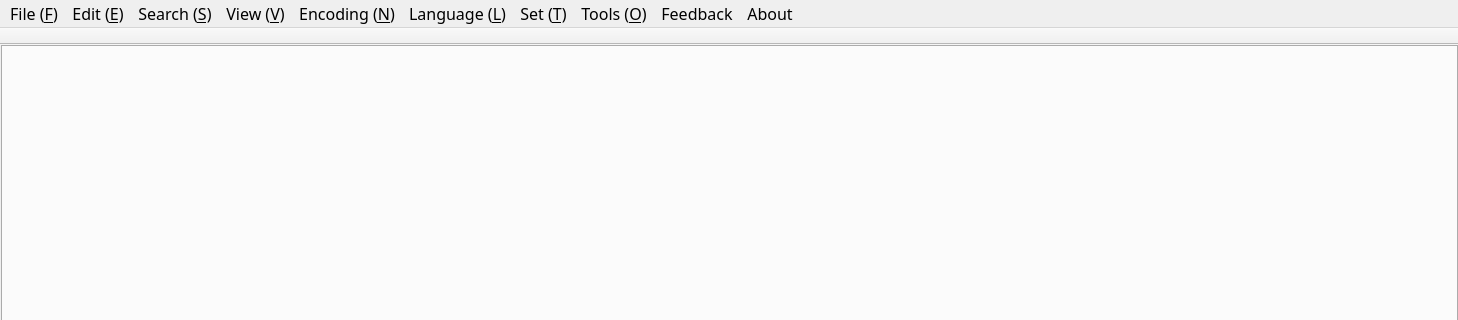
Old version of the form src/cceditor/ccnotepad.ui in the repository x2009again/notepad--; both pictures show x 0 to 1458 and y 0 to 320 of the 1458 by 789 pixel window.
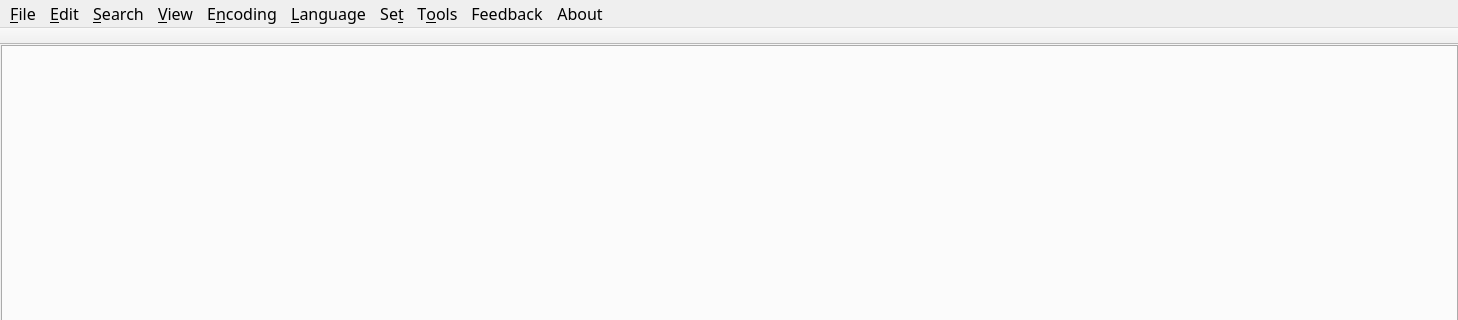
New version of the form. Icons and pictures are not drawn.

Patch:
```diff
--- a/src/cceditor/ccnotepad.ui
+++ b/src/cceditor/ccnotepad.ui
@@ -87,7 +87,7 @@
      <enum>Qt::LeftToRight</enum>
     </property>
     <property name="title">
-     <string>File (&amp;F)</string>
+     <string>&amp;File</string>
     </property>
     <addaction name="actionNewFile"/>
     <addaction name="actionOpenFile"/>
@@ -103,7 +103,7 @@
      <enum>Qt::LeftToRight</enum>
     </property>
     <property name="title">
-     <string>Edit (&amp;E)</string>
+     <string>&amp;Edit</string>
     </property>
     <widget class="QMenu" name="menuformat_conversion">
      <property name="title">
@@ -180,7 +180,7 @@
    </widget>
    <widget class="QMenu" name="menuSearch">
     <property name="title">
-     <string>Search (&amp;S)</string>
+     <string>&amp;Search</string>
     </property>
     <widget class="QMenu" name="menuBook_Mark">
      <property name="title">
@@ -204,7 +204,7 @@
    </widget>
    <widget class="QMenu" name="menuView">
     <property name="title">
-     <string>View (&amp;V)</string>
+     <string>&amp;View</string>
     </property>
     <widget class="QMenu" name="menudisplay_symbols">
      <property name="title">
@@ -232,7 +232,7 @@
    </widget>
    <widget class="QMenu" name="menuCode">
     <property name="title">
-     <string>Encoding (&amp;N)</string>
+     <string>E&amp;ncoding</string>
     </property>
     <widget class="QMenu" name="menuASNI">
      <property name="title">
@@ -263,7 +263,7 @@
    </widget>
    <widget class="QMenu" name="menuLanguage">
     <property name="title">
-     <string>Language (&amp;L)</string>
+     <string>&amp;Language</string>
     </property>
     <widget class="QMenu" name="menuP">
      <property name="title">
@@ -466,7 +466,7 @@
    </widget>
    <widget class="QMenu" name="menuSet">
     <property name="title">
-     <string>Set (&amp;T)</string>
+     <string>Se&amp;t</string>
     </property>
     <widget class="QMenu" name="menuLanguage_2">
      <property name="title">
@@ -495,7 +495,7 @@
    </widget>
    <widget class="QMenu" name="menuTools">
     <property name="title">
-     <string>Tools (&amp;O)</string>
+     <string>T&amp;ools</string>
     </property>
    </widget>
    <addaction name="menuFile"/>
@@ -506,6 +506,7 @@
    <addaction name="menuLanguage"/>
    <addaction name="menuSet"/>
    <addaction name="menuTools"/>
+   <addaction name="menuCompare"/>
    <addaction name="menuAbout"/>
    <addaction name="menuAbout_2"/>
   </widget>
```
Left out of the diff: 60 changed lines with no effect on the pictures.
